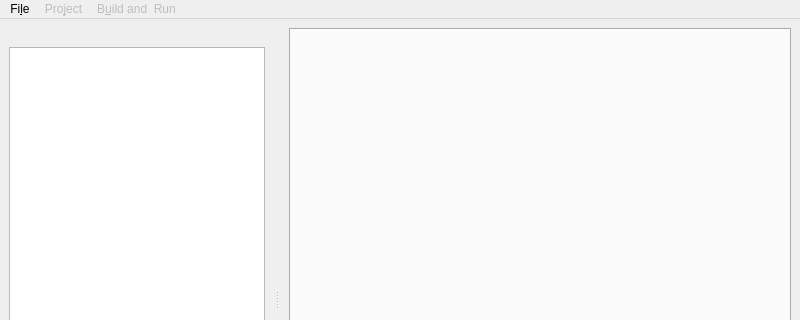
The window that Designer/mainwindow.ui (amentis/NETDesigner) describes before a commit, drawn with Qt 5; both pictures show x 0 to 800 and y 0 to 320 of the 800 by 600 pixel window.
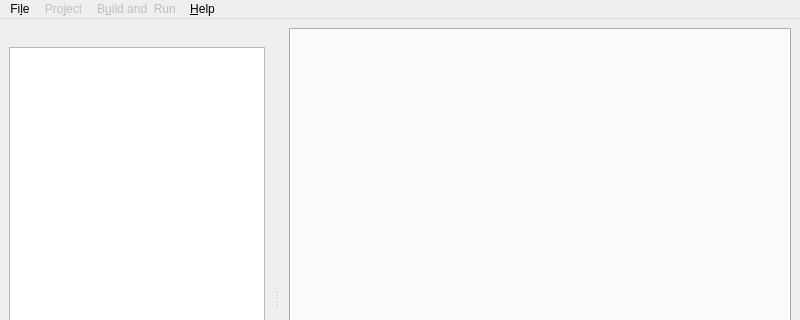
The same window after the commit.

What changed in the file:
```diff
--- a/Designer/mainwindow.ui
+++ b/Designer/mainwindow.ui
@@ -77,9 +77,17 @@
     <addaction name="actionRun"/>
     <addaction name="actionDebug"/>
    </widget>
+   <widget class="QMenu" name="menu_Help">
+    <property name="title">
+     <string>&amp;Help</string>
+    </property>
+    <addaction name="actionHelp"/>
+    <addaction name="actionAbout"/>
+   </widget>
    <addaction name="menuFile"/>
    <addaction name="menuProject"/>
    <addaction name="menuBuild_Run"/>
+   <addaction name="menu_Help"/>
   </widget>
   <widget class="QStatusBar" name="statusbar"/>
   <widget class="QDockWidget" name="NetsDockWidget">
```
Left out of the diff: 10 changed lines with no effect on the pictures.
